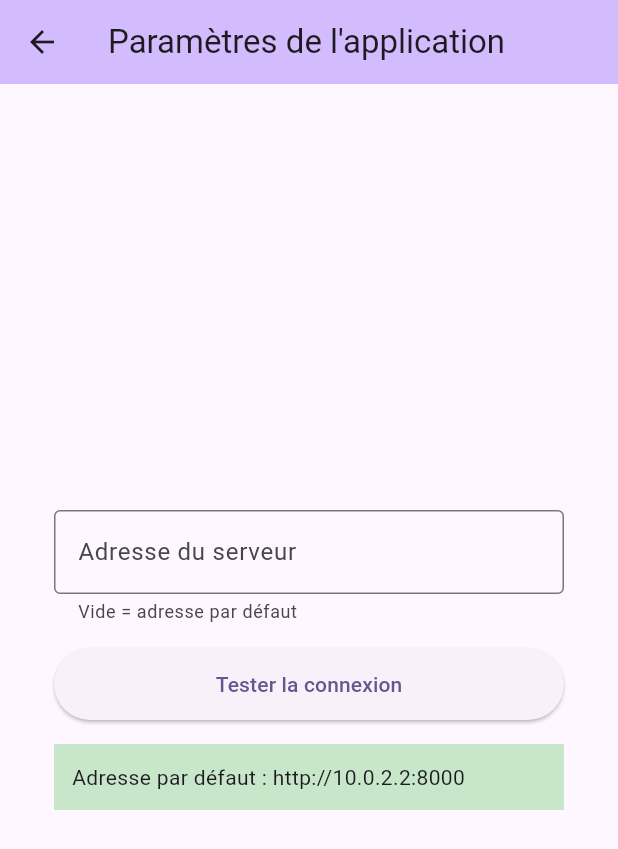
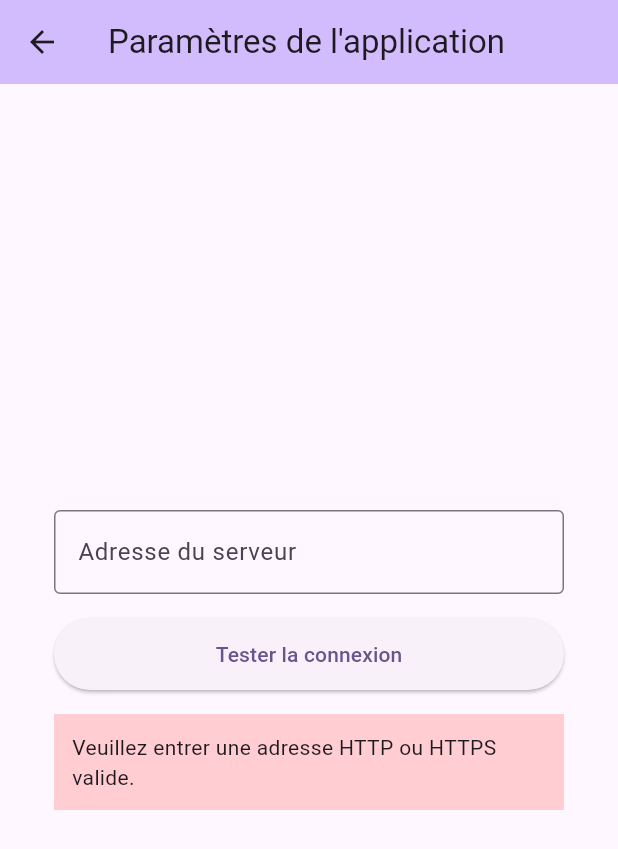
Before and after one commit to clippy20260922/7360, a Flutter app: the ParametresPage screen opened directly, after a tap on "Tester la connexion", on a phone screen of 412 x 824 dp. Shown: the top 849 px of the screen. Run offline on Flutter 3.47's test engine with Material 3 defaults, Android fonts, the phone set to English and light mode, and no system bars; our stand-ins replace flutter_map, latlong2, shared_preferences; accounts and stored records are empty; network calls fail.

Commit message:
refactor(client): moins de changements dans le code de l'équipe (SCRUM-61)
À la demande d'Arthur, on ne garde que la connexion par jeton, « Réserver »
qui ouvre le paiement et « Reprendre la route » qui libère la place sur le
serveur.

- Le jeton de l'usager passe dans un fichier à part (session_usager.dart) :
  ParkingService (parking_map_page.dart) redevient celui de master-dev.
- Retirés : le choix de l'adresse du serveur (Réglages, web), les
  changements de main.dart, parametres_page.dart, server_ui.dart, des deux
  README et de widget_test.dart. Ces fichiers sont revenus à master-dev.

Co-Authored-By: Claude Opus 5.5 <noreply@anthropic.com>

```diff
--- a/client7360/lib/main.dart
+++ b/client7360/lib/main.dart
@@ -7,9 +7,7 @@ import 'exemple_de_page.dart';
 import 'parking_map_page.dart';
 import 'ecran_daccueil.dart';
 
-Future<void> main() async {
-  WidgetsFlutterBinding.ensureInitialized();
-  await ParkingService.chargerAdresseEnregistree(); // adresse choisie dans les Réglages
+void main() {
   runApp(const MyApp());
 }
 
--- a/client7360/lib/parametres_page.dart
+++ b/client7360/lib/parametres_page.dart
@@ -1,10 +1,8 @@
 import 'dart:convert';
+import 'dart:io';
 
 import 'package:flutter/material.dart';
-import 'package:http/http.dart' as http;
 import 'package:shared_preferences/shared_preferences.dart';
-
-import 'parking_map_page.dart' show ParkingService;
 
 class ParametresPage extends StatefulWidget {
   const ParametresPage({super.key});
@@ -34,16 +32,6 @@ class _ParametresPageState extends State<ParametresPage> {
     final address = _addressController.text.trim();
     final uri = Uri.tryParse(address);
 
-    // Champ vide : on revient à l'adresse par défaut
-    if (address.isEmpty) {
-      await ParkingService.enregistrerAdresse('');
-      setState(() {
-        _result = 'Adresse par défaut : ${ParkingService.baseUrl}';
-        _connectionSucceeded = true;
-      });
-      return;
-    }
-
     if (uri == null ||
         !['http', 'https'].contains(uri.scheme) ||
         uri.host.isEmpty) {
@@ -60,15 +48,24 @@ class _ParametresPageState extends State<ParametresPage> {
       _connectionSucceeded = null;
     });
 
-    // package:http plutôt que dart:io, qui ne marche pas sur le web
+    final client = HttpClient();
+
     try {
-      final response = await http.get(uri).timeout(const Duration(seconds: 5));
-      final body = utf8.decode(response.bodyBytes);
+      final preferences = await SharedPreferences.getInstance();
+      await preferences.setString('serverAddress', address);
+
+      final request = await client
+          .getUrl(uri)
+          .timeout(const Duration(seconds: 5));
+      final response = await request.close().timeout(
+        const Duration(seconds: 5),
+      );
+      final body = await utf8.decoder.bind(response).join().timeout(
+        const Duration(seconds: 5),
+      );
 
       final succeeded = response.statusCode >= 200 &&
           response.statusCode < 300;
-      // L'adresse n'est gardée (et utilisée par toute l'appli) que si elle répond
-      if (succeeded) await ParkingService.enregistrerAdresse(address);
 
       setState(() {
         _connectionSucceeded = succeeded;
@@ -82,6 +79,7 @@ class _ParametresPageState extends State<ParametresPage> {
         _result = 'Échec de la connexion : $error';
       });
     } finally {
+      client.close(force: true);
       setState(() => _isTesting = false);
     }
   }
@@ -108,11 +106,10 @@ class _ParametresPageState extends State<ParametresPage> {
               TextField(
                 controller: _addressController,
                 keyboardType: TextInputType.url,
-                decoration: InputDecoration(
+                decoration: const InputDecoration(
                   border: OutlineInputBorder(),
                   labelText: 'Adresse du serveur',
-                  hintText: ParkingService.baseUrl,
-                  helperText: 'Vide = adresse par défaut',
+                  hintText: 'http://127.0.0.1:60000',
                 ),
               ),
               const SizedBox(height: 16),
--- a/client7360/lib/parking_map_page.dart
+++ b/client7360/lib/parking_map_page.dart
@@ -4,7 +4,6 @@ import 'dart:math' as math;
 
 import 'package:flutter/material.dart';
 import 'package:http/http.dart' as http;
-import 'package:shared_preferences/shared_preferences.dart';
 
 import 'parking_map_view.dart';
 import 'informations_vehicule_page.dart';
@@ -17,97 +16,16 @@ import 'package:flutter/foundation.dart'
 // ───────────────────────── Accès backend ─────────────────────────
 
 class ParkingService {
-  /// URL du serveur (server7360), choisie dans cet ordre :
-  ///   1. au lancement : flutter run --dart-define=API_URL=http://192.168.1.20:8000
-  ///   2. l'adresse enregistrée dans les Réglages de l'appli ;
-  ///   3. sur le web : la machine qui sert la page, port 8000 ;
-  ///   4. l'émulateur Android : 10.0.2.2 ; sinon 127.0.0.1.
-  static String baseUrl = _resolveBaseUrl();
+  /// URL du serveur (server7360). Pour la changer sans toucher au code :
+  ///   flutter run --dart-define=API_URL=http://192.168.1.20:8000
+  static final String baseUrl = _resolveBaseUrl();
 
-  /// Jeton de l'usager connecté (POST /token), à renvoyer avec ses requêtes.
-  static String? jeton;
-  static String? usager;
-  static Map<String, String> get entetes =>
-      {if (jeton != null) 'Authorization': 'Bearer $jeton'};
-  // Gardé en mémoire le temps de la session, comme AgentService : si le serveur
-  // redémarre, il oublie les jetons, et on se reconnecte tout seul.
-  static String? _motDePasse;
-
-  /// POST /token : true si l'identifiant et le mot de passe sont acceptés.
-  static Future<bool> connecter(String identifiant, String motDePasse) async {
-    final res = await http.post(
-      Uri.parse('$baseUrl/token'),
-      body: {'username': identifiant, 'password': motDePasse},
-    ).timeout(const Duration(seconds: 10));
-    if (res.statusCode != 200) return false;
-    final data = jsonDecode(utf8.decode(res.bodyBytes)) as Map<String, dynamic>;
-    jeton = data['access_token'] as String?;
-    usager = identifiant;
-    _motDePasse = motDePasse;
-    return true;
-  }
-
-  /// Requête de l'usager connecté, avec son jeton ; si le serveur ne le
-  /// reconnaît plus, on se reconnecte puis on réessaie une fois.
-  static Future<http.Response> envoyer(
-      Future<http.Response> Function(Map<String, String> entetes) requete) async {
-    var res = await requete(entetes).timeout(const Duration(seconds: 10));
-    final id = usager, mdp = _motDePasse;
-    final oublie = res.statusCode == 401 ||
-        (res.statusCode == 400 && utf8.decode(res.bodyBytes).contains('Authentifiez'));
-    if (oublie && id != null && mdp != null && await connecter(id, mdp)) {
-      res = await requete(entetes).timeout(const Duration(seconds: 10));
-    }
-    return res;
-  }
-
-  static const _cleAdresse = 'serverAddress'; // la clé de ParametresPage
-
-  /// À appeler au démarrage (main) : reprend l'adresse des Réglages.
-  static Future<void> chargerAdresseEnregistree() async {
-    try {
-      final preferences = await SharedPreferences.getInstance();
-      baseUrl = _resolveBaseUrl(preferences.getString(_cleAdresse));
-    } catch (_) {} // pas de stockage : on garde l'adresse par défaut
-  }
-
-  /// Change l'adresse (Réglages) ; une adresse vide revient à celle par défaut.
-  static Future<void> enregistrerAdresse(String adresse) async {
-    final preferences = await SharedPreferences.getInstance();
-    if (adresse.isEmpty) {
-      await preferences.remove(_cleAdresse);
-    } else {
-      await preferences.setString(_cleAdresse, adresse);
-    }
-    baseUrl = _resolveBaseUrl(adresse);
-  }
-
-  static String _resolveBaseUrl([String? enregistree]) => choisirAdresse(
-        envoyee: const String.fromEnvironment('API_URL'),
-        enregistree: enregistree,
-        web: kIsWeb,
-        android: defaultTargetPlatform == TargetPlatform.android,
-        page: kIsWeb ? Uri.base : null,
-      );
-
-  static String choisirAdresse({
-    required String envoyee,
-    String? enregistree,
-    required bool web,
-    required bool android,
-    Uri? page,
-  }) {
-    String sansSlash(String a) => a.endsWith('/') ? a.substring(0, a.length - 1) : a;
-    if (envoyee.isNotEmpty) return sansSlash(envoyee);
-    if (enregistree != null && enregistree.trim().isNotEmpty) return sansSlash(enregistree.trim());
-    // Sur le web, 127.0.0.1 désigne l'appareil qui affiche la page : depuis un
-    // autre PC ou un téléphone, le serveur est sur la machine qui sert la page.
-    if (web && page != null && page.host.isNotEmpty && page.scheme.startsWith('http')) {
-      return '${page.scheme}://${page.host}:8000';
-    }
+  static String _resolveBaseUrl() {
+    const fromEnv = String.fromEnvironment('API_URL');
+    if (fromEnv.isNotEmpty) return fromEnv;
     // Sur l'émulateur Android, 127.0.0.1 désigne l'émulateur lui-même,
     // pas le PC : 10.0.2.2 est l'adresse du PC vu depuis l'émulateur.
-    if (!web && android) {
+    if (!kIsWeb && defaultTargetPlatform == TargetPlatform.android) {
       return 'http://10.0.2.2:8000';
     }
     return 'http://127.0.0.1:8000';
--- a/client7360/lib/reprendre_la_route_page.dart
+++ b/client7360/lib/reprendre_la_route_page.dart
@@ -5,6 +5,7 @@ import 'package:http/http.dart' as http;
 
 import 'parking_map_page.dart' show ParkingService;
 import 'reservations_locales.dart';
+import 'session_usager.dart';
 
 class ReprendreLaRoutePage extends StatefulWidget {
   const ReprendreLaRoutePage({super.key});
@@ -29,7 +30,7 @@ class _ReprendreLaRoutePageState extends State<ReprendreLaRoutePage> {
     final url = Uri.parse('${ParkingService.baseUrl}/data/$placeId/set_occupation')
         .replace(queryParameters: {'set_bool': 'false', 'vehicule': plaque});
     try {
-      final res = await ParkingService.envoyer(
+      final res = await SessionUsager.envoyer(
           (entetes) => http.patch(url, headers: entetes));
       if (res.statusCode == 200) return null;
       try {
--- a/client7360/lib/server_ui.dart
+++ b/client7360/lib/server_ui.dart
@@ -1,8 +1,6 @@
 import 'dart:convert';
 import 'package:flutter/material.dart';
 import 'package:http/http.dart' as http;
-
-import 'parking_map_page.dart' show ParkingService;
 
 class ServerTestingPage extends StatefulWidget {
   const ServerTestingPage({super.key});
@@ -24,7 +22,7 @@ class _ServerTestingPageState extends State<ServerTestingPage> {
     text: 'bonjouj',
   );
   final TextEditingController _serverUrlController = TextEditingController(
-    text: '${ParkingService.baseUrl}/data',
+    text: 'http://127.0.0.1:8000/data',
   );
 
   void _incrementCounter() {
@@ -91,7 +89,7 @@ class _ServerTestingPageState extends State<ServerTestingPage> {
   Future<void> chargerPlacesLibres() async {
     try {
       final response = await http.get(
-        Uri.parse('${ParkingService.baseUrl}/data'),
+        Uri.parse('http://127.0.0.1:8000/data'),
       );
 
       if (response.statusCode != 200) {
```
Also changed, not shown: client7360/lib/paiement_page.dart (+8 -8 lines), client7360/lib/session_usager.dart (added, +54 -0 lines), 4 other files.
